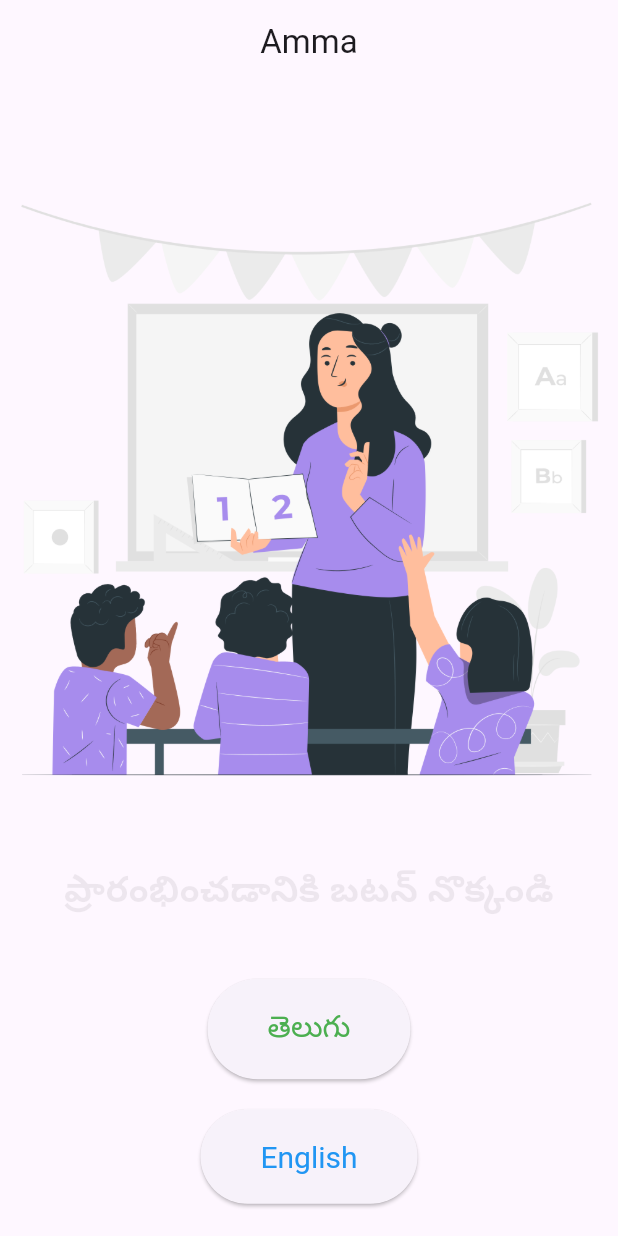
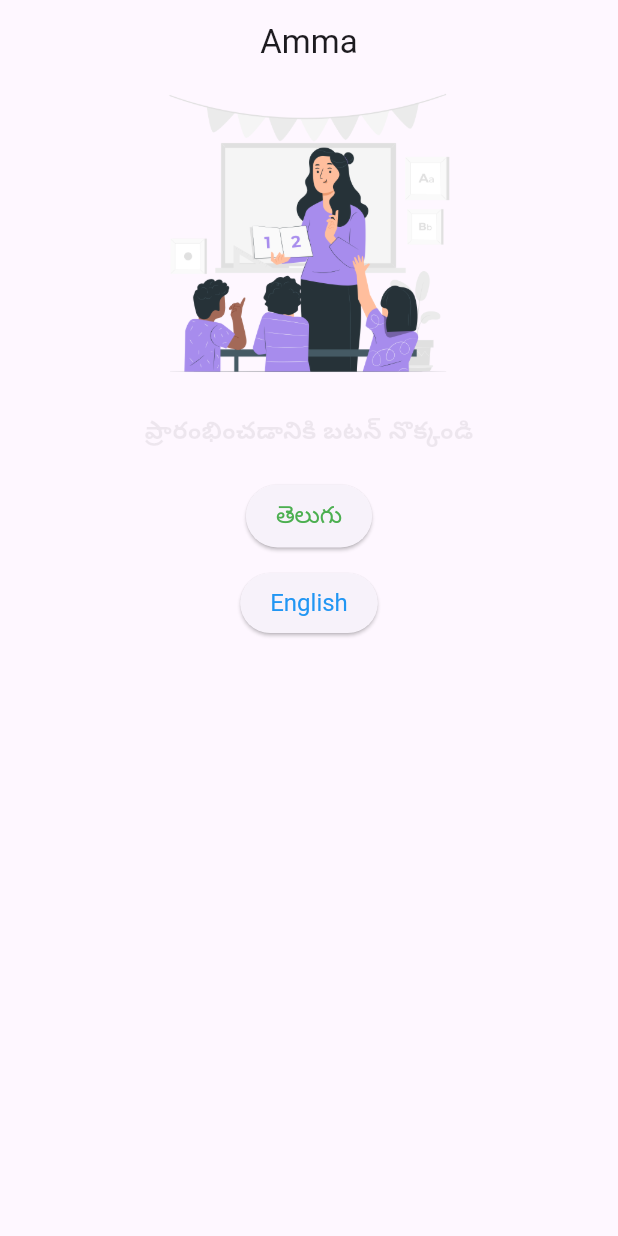
Before and after one commit to SA4DRAO/hearlearn, a Flutter app: the screen it shows after launch, on a phone screen of 412 x 824 dp. Run offline on Flutter 3.47's test engine with Material 3 defaults, Android fonts, the phone set to English and light mode, and no system bars; our stand-ins replace flutter_tts, permission_handler, speech_to_text.

Commit message:
Fixed styling

```diff
--- a/lib/main.dart
+++ b/lib/main.dart
@@ -42,13 +42,13 @@ class _IntroScreenState extends State<IntroScreen>
   void initState() {
     super.initState();
     _controller = AnimationController(
-      duration: const Duration(seconds: 4), // Increased duration
+      duration: const Duration(seconds: 4),
       vsync: this,
     );
 
     _animation = CurvedAnimation(
       parent: _controller,
-      curve: Curves.easeInOut, // Smoother curve
+      curve: Curves.easeInOut,
     );
 
     _controller.addStatusListener((status) {
@@ -80,35 +80,53 @@ class _IntroScreenState extends State<IntroScreen>
         centerTitle: true,
         title: const Text('Amma'),
       ),
-      body: Center(
+      body: LayoutBuilder(
+        builder: (context, constraints) {
+          bool isSmallScreen = constraints.maxWidth < 600;
+          double imageHeight = isSmallScreen ? 200 : 400;
+          double fontSize = isSmallScreen ? 16 : 24;
+          double buttonPaddingHorizontal = isSmallScreen ? 20 : 40;
+          double buttonPaddingVertical = isSmallScreen ? 10 : 20;
+          double buttonFontSize = isSmallScreen ? 16 : 20;
+          double spacing = isSmallScreen ? 20 : 40;
+
+          return SingleChildScrollView(
+            child: Center(
+              child: Padding(
+                padding: const EdgeInsets.symmetric(horizontal: 16.0),
                 child: Column(
                   mainAxisAlignment: MainAxisAlignment.center,
                   children: [
                     Image.asset(
                       'assets/teach.png',
-              height: 500,
-            ), // Displaying the image
+                      height: imageHeight,
+                    ),
+                    SizedBox(height: spacing),
                     AnimatedBuilder(
                       animation: _animation,
                       builder: (context, child) {
                         return Opacity(
-                  opacity:
-                      _showEnglish ? 1.0 - _animation.value : _animation.value,
+                          opacity: _showEnglish
+                              ? 1.0 - _animation.value
+                              : _animation.value,
                           child: Text(
                             _showEnglish
                                 ? 'Press a button to start'
                                 : 'ప్రారంభించడానికి బటన్ నొక్కండి',
-                    style: const TextStyle(
-                        fontSize: 24, fontWeight: FontWeight.bold),
+                            style: TextStyle(
+                                fontSize: fontSize,
+                                fontWeight: FontWeight.bold),
                             textAlign: TextAlign.center,
                           ),
                         );
                       },
                     ),
-            const SizedBox(height: 40),
+                    SizedBox(height: spacing),
                     ElevatedButton(
                       onPressed: () {
-                context.read<ListeningProvider>().setLocale(newLocale: 'te-IN');
+                        context
+                            .read<ListeningProvider>()
+                            .setLocale(newLocale: 'te-IN');
                         context
                             .read<CardsListProvider>()
                             .loadData(jsonFilename: 'telugu.json');
@@ -122,16 +140,19 @@ class _IntroScreenState extends State<IntroScreen>
                       },
                       style: ElevatedButton.styleFrom(
                         foregroundColor: Colors.green,
-                padding:
-                    const EdgeInsets.symmetric(horizontal: 40, vertical: 20),
-                textStyle: const TextStyle(fontSize: 20),
+                        padding: EdgeInsets.symmetric(
+                            horizontal: buttonPaddingHorizontal,
+                            vertical: buttonPaddingVertical),
+                        textStyle: TextStyle(fontSize: buttonFontSize),
                       ),
                       child: const Text('తెలుగు'),
                     ),
-            const SizedBox(height: 20),
+                    SizedBox(height: spacing / 2),
                     ElevatedButton(
                       onPressed: () {
-                context.read<ListeningProvider>().setLocale(newLocale: 'en_US');
+                        context
+                            .read<ListeningProvider>()
+                            .setLocale(newLocale: 'en_US');
                         context
                             .read<CardsListProvider>()
                             .loadData(jsonFilename: 'english.json');
@@ -144,15 +165,20 @@ class _IntroScreenState extends State<IntroScreen>
                       },
                       style: ElevatedButton.styleFrom(
                         foregroundColor: Colors.blue,
-                padding:
-                    const EdgeInsets.symmetric(horizontal: 40, vertical: 20),
-                textStyle: const TextStyle(fontSize: 20),
+                        padding: EdgeInsets.symmetric(
+                            horizontal: buttonPaddingHorizontal,
+                            vertical: buttonPaddingVertical),
+                        textStyle: TextStyle(fontSize: buttonFontSize),
                       ),
                       child: const Text('English'),
                     ),
                   ],
                 ),
               ),
+            ),
+          );
+        },
+      ),
     );
   }
 }
```
Also changed, not shown: 1 other file. Lines whose indentation alone changed are shown as unchanged.
